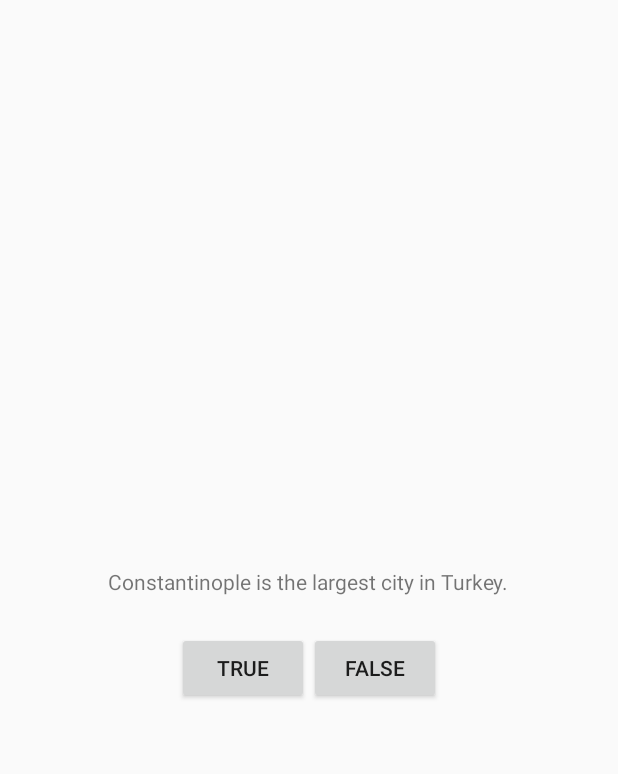
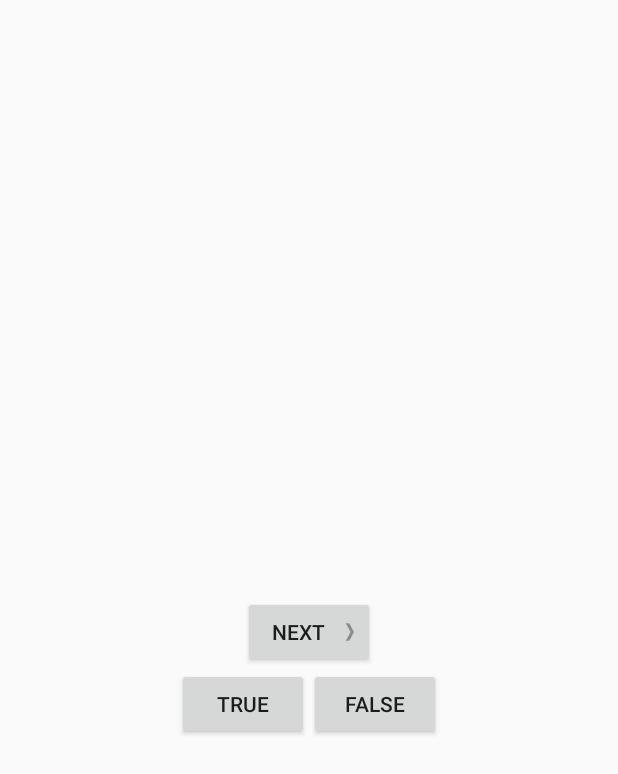
Before and after one commit to junjaytan/android-examples, an Android app: the layout activity_quiz.xml on its own in the app's theme, with its tools: preview values and no code run, on a phone screen of 412 x 824 dp. Shown: the top 774 px of the screen. Run offline under Robolectric (Android 15) with nearby library versions, the phone set to English and light mode, and no system bars.

Commit message:
added next button arrows and updated layout

```diff
--- a/app/src/main/res/layout/activity_quiz.xml
+++ b/app/src/main/res/layout/activity_quiz.xml
@@ -6,10 +6,19 @@
                 android:orientation="vertical">
 
     <TextView
-        android:text="@string/question_text"
+        android:id="@+id/question_text_view"
         android:layout_width="wrap_content"
         android:layout_height="wrap_content"
         android:padding="24dp"/>
+
+    <Button
+        android:id="@+id/next_button"
+        android:layout_width="wrap_content"
+        android:layout_height="wrap_content"
+        android:text="@string/next_button"
+        android:drawableRight="@drawable/arrow_right"
+        android:drawablePadding="4dp"
+        />
 
     <LinearLayout
         android:layout_width="wrap_content"
--- a/app/src/main/res/values/strings.xml
+++ b/app/src/main/res/values/strings.xml
@@ -1,11 +1,14 @@
 <resources>
     <string name="app_name">GeoQuiz</string>
     <string name="action_settings">Settings</string>
-    <string name="question_text">
-        Constantinople is the largest city in Turkey.
-    </string>
     <string name="true_button">True</string>
     <string name="false_button">False</string>
+    <string name="next_button">Next</string>
     <string name="correct_toast">Correct!</string>
     <string name="incorrect_toast">Incorrect!</string>
+    <string name="question_oceans">The Pacific Ocean is larger than the Atlantic Ocean.</string>
+    <string name="question_mideast">The Suez Canal connects the Red Sea and the Indian Ocean.</string>
+    <string name="question_africa">The source of the Nile River is in Egypt.</string>
+    <string name="question_americas">The Amazon River is the longest river in the Americas.</string>
+    <string name="question_asia">Lake Baikal is the world\'s oldest and deepest freshwater lake</string>
 </resources>
```
Also changed, not shown: app/src/main/res/drawable-hdpi/arrow_left.png (added), app/src/main/res/drawable-hdpi/arrow_right.png (added), app/src/main/res/drawable-mdpi/arrow_left.png (added), app/src/main/res/drawable-mdpi/arrow_right.png (added), app/src/main/res/drawable-xhdpi/arrow_left.png (added), app/src/main/res/drawable-xhdpi/arrow_right.png (added), app/src/main/res/drawable-xxhdpi/arrow_left.png (added), app/src/main/res/drawable-xxhdpi/arrow_right.png (added).
